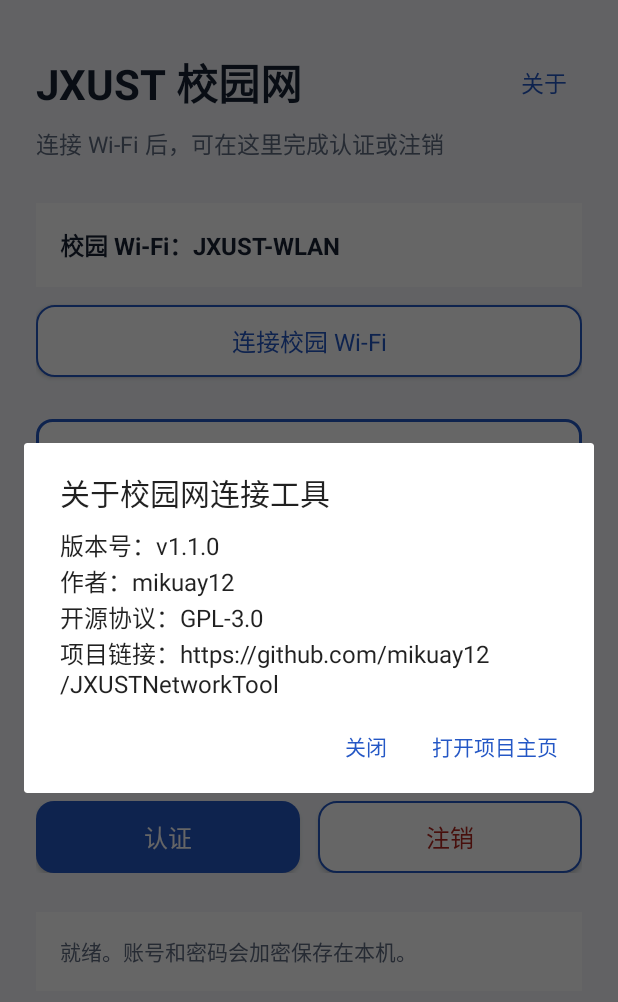
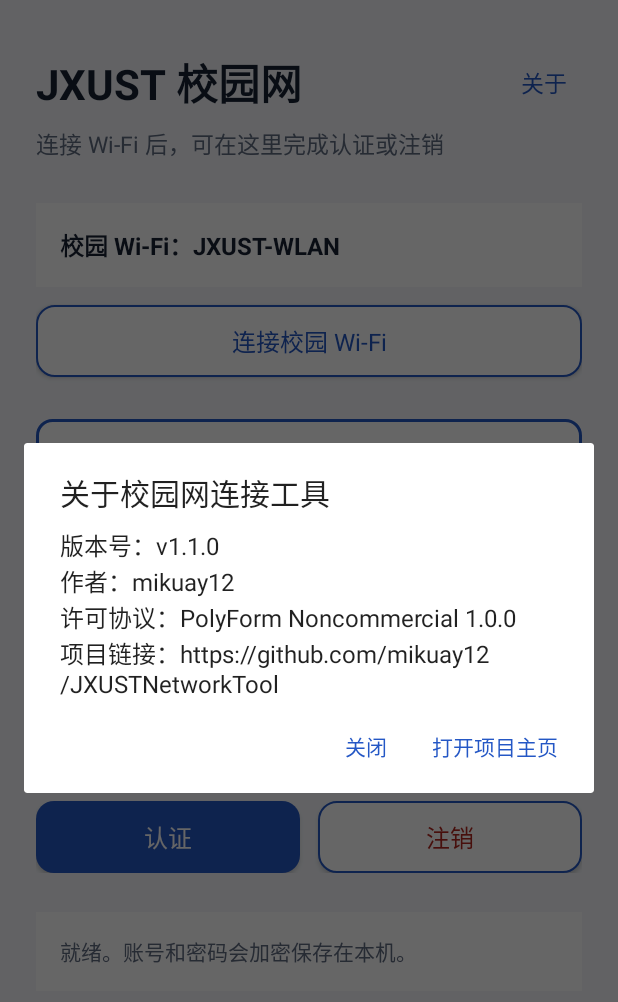
Before and after one commit to mikuay12/JXUSTNetworkTool, an Android app: the screen it shows after launch (MainActivity), after a tap on "关于", on a phone screen of 412 x 824 dp. Shown: the top 1002 px of the screen. Run offline under Robolectric (Android 15) with nearby library versions, the phone set to English and light mode, and no system bars; pictures from the network do not load.

Commit message:
Restore PolyForm Noncommercial 1.0.0 license

```diff
--- a/android-app/app/src/main/java/com/jxust/campuswlan/MainActivity.java
+++ b/android-app/app/src/main/java/com/jxust/campuswlan/MainActivity.java
@@ -88,7 +88,7 @@ public final class MainActivity extends Activity {
         String repoUrl = getString(R.string.about_repo_url);
         String message = "版本号：v" + versionName
                 + "\n作者：" + getString(R.string.about_author)
-                + "\n开源协议：" + getString(R.string.about_license)
+                + "\n许可协议：" + getString(R.string.about_license)
                 + "\n项目链接：" + repoUrl;
         new AlertDialog.Builder(this)
                 .setTitle(R.string.about_title)
--- a/android-app/app/src/main/res/values/strings.xml
+++ b/android-app/app/src/main/res/values/strings.xml
@@ -15,7 +15,7 @@
     <string name="about">关于</string>
     <string name="about_title">关于校园网连接工具</string>
     <string name="about_author">mikuay12</string>
-    <string name="about_license">GPL-3.0</string>
+    <string name="about_license">PolyForm Noncommercial 1.0.0</string>
     <string name="about_repo_url">https://github.com/mikuay12/JXUSTNetworkTool</string>
     <string name="about_open_repo">打开项目主页</string>
     <string name="close">关闭</string>
```
Also changed, not shown: 3 other files.
